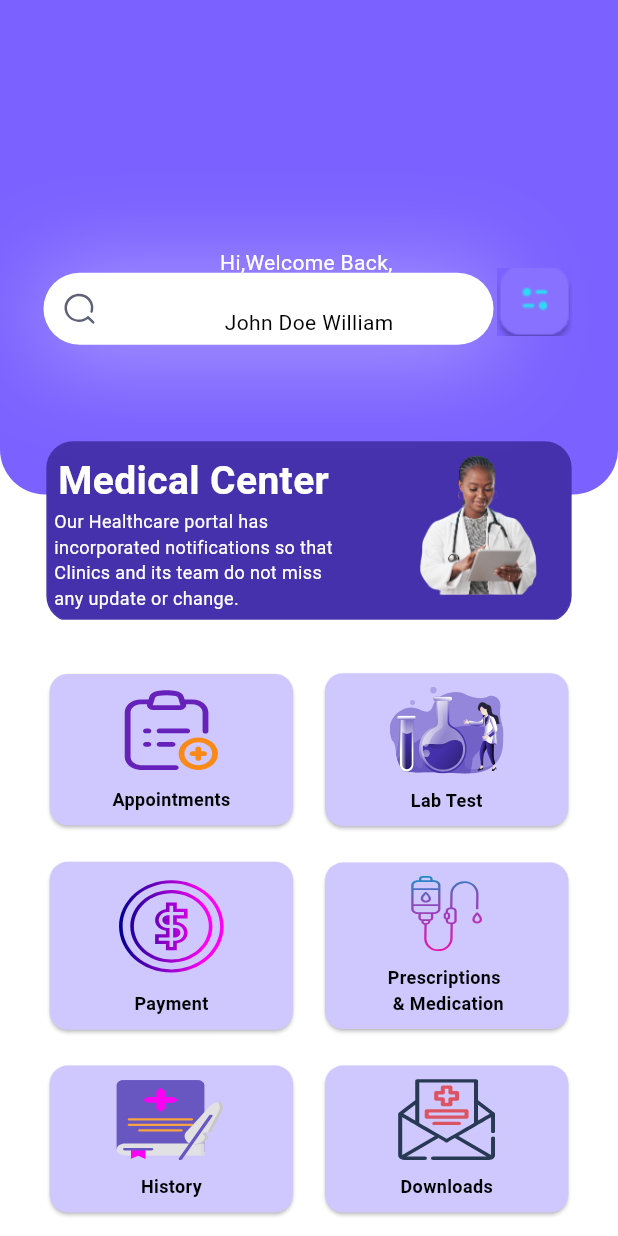
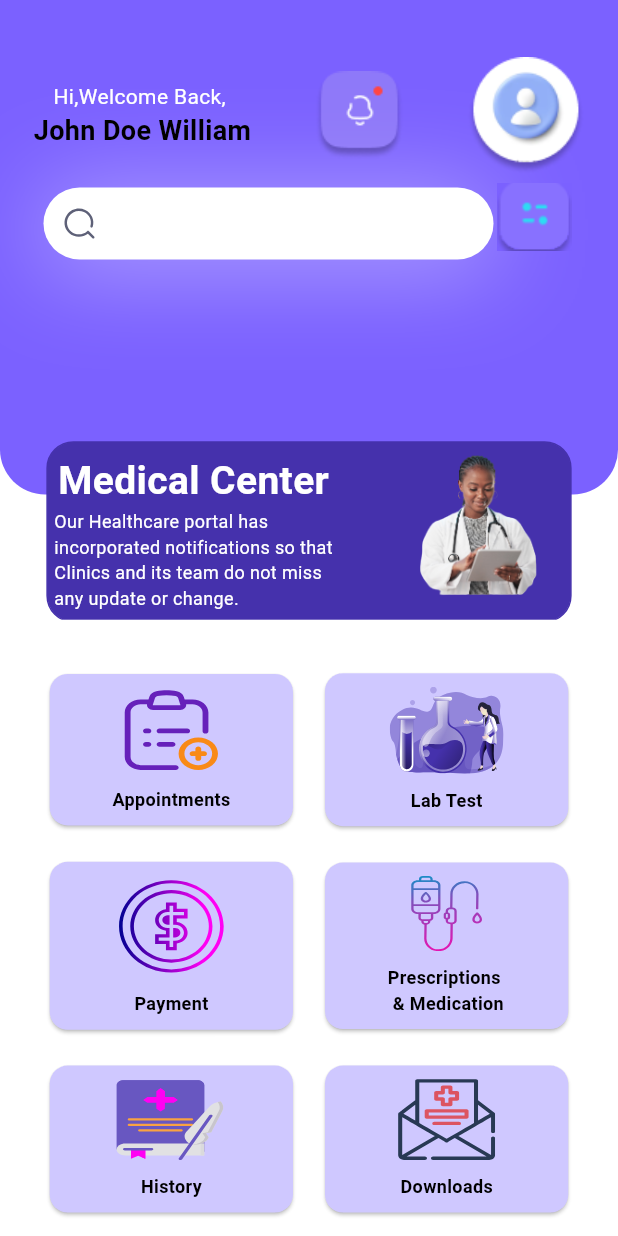
Before and after one commit to Nde-Dilan/hospital-managment-app, a Flutter app: the screen it shows after launch, on a phone screen of 412 x 824 dp. Run offline on Flutter 3.47's test engine with Material 3 defaults, Android fonts, the phone set to English and light mode, and no system bars; our stand-ins replace flutter_svg, go_router.

Commit message:
Finishing with the Hero section part andstarting the next Screen

```diff
--- a/lib/main.dart
+++ b/lib/main.dart
@@ -4,6 +4,7 @@ import 'package:hospital_managment_app/screens/home/appointements.dart';
 import 'package:hospital_managment_app/screens/home_page.dart';
 import 'package:hospital_managment_app/screens/auth/sign_in.dart';
 import 'package:hospital_managment_app/screens/auth/sign_up.dart';
+import 'package:hospital_managment_app/screens/profile/profile.dart';
 import 'package:hospital_managment_app/styles/palette.dart';
 import 'package:hospital_managment_app/wrapper/app_lifecycle.dart';
 
@@ -37,8 +38,9 @@ void main() {
 
   _log.info('Going full screen');
   SystemChrome.setEnabledSystemUIMode(
-    SystemUiMode.edgeToEdge,
-  );
+      SystemUiMode.manual,
+      overlays: [SystemUiOverlay.bottom],
+    );
   runApp(const MyApp());
 }
 
@@ -72,29 +74,34 @@ class MyApp extends StatelessWidget {
             const HomePage(),
         routes: [
           GoRoute(
-            path: 'appointements',
+            path: 'profile',
             builder: (BuildContext context, GoRouterState state) =>
-                const AppointementsPage(),
+                const ProfileScreen(),
           ),
           GoRoute(
-            path: 'lab_test',
-            builder: (context, state) => const AppointementsPage(),
+            path: 'appointments',
+            builder: (BuildContext context, GoRouterState state) =>
+                const AppointmentsPage(),
+          ),
+          GoRoute(
+            path: 'lab-test',
+            builder: (context, state) => const AppointmentsPage(),
           ),
           GoRoute(
             path: 'payment',
-            builder: (context, state) => const AppointementsPage(),
+            builder: (context, state) => const AppointmentsPage(),
           ),
           GoRoute(
             path: 'prescriptions',
-            builder: (context, state) => const AppointementsPage(),
+            builder: (context, state) => const AppointmentsPage(),
           ),
           GoRoute(
             path: 'history',
-            builder: (context, state) => const AppointementsPage(),
+            builder: (context, state) => const AppointmentsPage(),
           ),
           GoRoute(
             path: 'downloads',
-            builder: (context, state) => const AppointementsPage(),
+            builder: (context, state) => const AppointmentsPage(),
           ),
         ]),
   ]);
--- a/lib/screens/home/appointements.dart
+++ b/lib/screens/home/appointements.dart
@@ -1,7 +1,7 @@
 import 'package:flutter/material.dart';
 
-class AppointementsPage extends StatelessWidget {
-  const AppointementsPage({super.key});
+class AppointmentsPage extends StatelessWidget {
+  const AppointmentsPage({super.key});
 
   @override
   Widget build(BuildContext context) {
--- a/lib/screens/home_page.dart
+++ b/lib/screens/home_page.dart
@@ -92,8 +92,8 @@ class HomePage extends StatelessWidget {
                 ),
               ),
             ),
-            Positioned(top: screenHeight / 5, child: SearchInput()),
-            Positioned(top: screenHeight / 5, child: HeroText()),
+            const Positioned(top: 108, child: const SearchInput()),
+            const Positioned(top: 5, child: HeroText()),
           ],
         ),
 
@@ -119,9 +119,12 @@ class HomePage extends StatelessWidget {
                     children: [
                       Category(
                           name: "Appointments",
-                          path: "assets/icons/appointments.svg"),
+                          path: "assets/icons/appointments.svg",
+                          goTo: "/home/appointements"),
                       Category(
-                          name: "Lab Test", path: "assets/icons/lab-test.svg"),
+                          name: "Lab Test",
+                          path: "assets/icons/lab-test.svg",
+                          goTo: "/home/lab-test"),
                     ],
                   ),
                   SizedBox(
@@ -131,10 +134,13 @@ class HomePage extends StatelessWidget {
                     mainAxisAlignment: MainAxisAlignment.spaceEvenly,
                     children: [
                       Category(
-                          name: "Payment", path: "assets/icons/payment.svg"),
+                          name: "Payment",
+                          path: "assets/icons/payment.svg",
+                          goTo: "/home/payment"),
                       Category(
                           name: "Prescriptions \n & Medication",
-                          path: "assets/icons/prescription.svg"),
+                          path: "assets/icons/prescription.svg",
+                          goTo: "/home/prescription"),
                     ],
                   ),
                   SizedBox(
@@ -144,10 +150,13 @@ class HomePage extends StatelessWidget {
                     mainAxisAlignment: MainAxisAlignment.spaceEvenly,
                     children: [
                       Category(
-                          name: "History", path: "assets/icons/history.svg"),
+                          name: "History",
+                          path: "assets/icons/history.svg",
+                          goTo: "/home/history"),
                       Category(
                           name: "Downloads",
-                          path: "assets/icons/downloads.svg"),
+                          path: "assets/icons/downloads.svg",
+                          goTo: "/home/downloads"),
                     ],
                   ),
                 ],
--- a/lib/widgets/category.dart
+++ b/lib/widgets/category.dart
@@ -1,14 +1,17 @@
 import 'package:flutter/material.dart';
 import 'package:flutter_svg/flutter_svg.dart';
+import 'package:go_router/go_router.dart';
 import 'package:hospital_managment_app/styles/palette.dart';
 import 'package:provider/provider.dart';
 
 class Category extends StatelessWidget {
   final String name;
   final String path;
+  final String goTo;
   const Category({
     required this.path,
     required this.name,
+    required this.goTo,
     super.key,
   });
 
@@ -22,6 +25,10 @@ class Category extends StatelessWidget {
 
     return Opacity(
       opacity: 1,
+      child: GestureDetector(
+        onTap: () {
+          GoRouter.of(context).go(goTo);
+        },
         child: Card(
             margin: const EdgeInsets.all(margin),
             color: palette.category,
@@ -53,6 +60,7 @@ class Category extends StatelessWidget {
                 ],
               ),
             )),
+      ),
     );
   }
 }
--- a/lib/widgets/hero_text.dart
+++ b/lib/widgets/hero_text.dart
@@ -1,29 +1,72 @@
+import 'package:flutter/cupertino.dart';
 import 'package:flutter/material.dart';
+import 'package:flutter/widgets.dart';
+import 'package:flutter_svg/flutter_svg.dart';
+import 'package:go_router/go_router.dart';
 import 'package:hospital_managment_app/styles/palette.dart';
 import 'package:provider/provider.dart';
-
 
 class HeroText extends StatelessWidget {
   const HeroText({super.key});
 
-
   @override
   Widget build(BuildContext context) {
-        final palette = context.watch<Palette>();
+    final palette = context.watch<Palette>();
 
-
-  const String name ="John Doe William";
-    return  Row(children: [
-       Column(
-         children: [
-          const Text("Hi,Welcome Back, \n",style: TextStyle(fontSize:14 ),),
-          Text(name,style: TextStyle(color: palette.textDark),),
-         ],
-      ),
-      Row(children: [
-        Container(),
-        Container(),
-      ],)
-    ],);
+    const String name = "John Doe William";
+    return Row(
+      mainAxisAlignment: MainAxisAlignment.spaceAround,
+      children: [
+        Column(
+          children: [
+            const Text(
+              "Hi,Welcome Back, ",
+              style: TextStyle(fontSize: 14),
+            ),
+            Text(
+              name,
+              style: TextStyle(
+                  color: palette.textDark,
+                  fontSize: 18,
+                  fontWeight: FontWeight.w600),
+            ),
+          ],
+        ),
+        Row(
+          children: [
+            GestureDetector(
+              onTap: () {
+                GoRouter.of(context).go('/notifications');
+              },
+              child: Container(
+                width: MediaQuery.of(context).size.width * 0.35,
+                decoration: const BoxDecoration(
+                  shape: BoxShape.rectangle,
+                ),
+                child: const Padding(
+                    padding: EdgeInsets.all(0.0),
+                    child: Image(
+                        image: AssetImage('assets/icons/notification.png'))),
+              ),
+            ),
+            GestureDetector(
+              onTap: () {
+                GoRouter.of(context).go('/home/profile');
+              },
+              child: Container(
+                // width: MediaQuery.of(context).size.width * 0.235,
+                decoration: const BoxDecoration(
+                  shape: BoxShape.rectangle,
+                ),
+                child: const Padding(
+                  padding: EdgeInsets.all(0.0),
+                  child: Image(image: AssetImage('assets/icons/account.png')),
+                ),
+              ),
+            ),
+          ],
+        )
+      ],
+    );
   }
 }
```
Also changed, not shown: lib/screens/profile/profile.dart (added, +137 -0 lines), lib/utils/option_list.dart (added, +88 -0 lines), lib/widgets/custom_inkwell.dart (added, +58 -0 lines), assets/icons/account-big.png (added), assets/icons/notification.png (added). Lines whose indentation alone changed are shown as unchanged.
